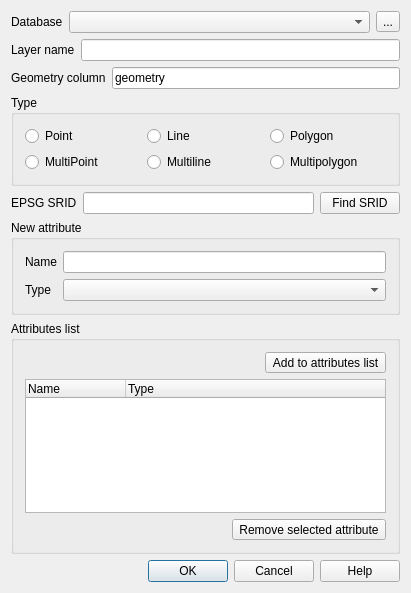
The window that qgis/src/ui/qgsnewspatialitelayerdialogbase.ui (sourcepole/qgis) describes before a commit, drawn with Qt 5.
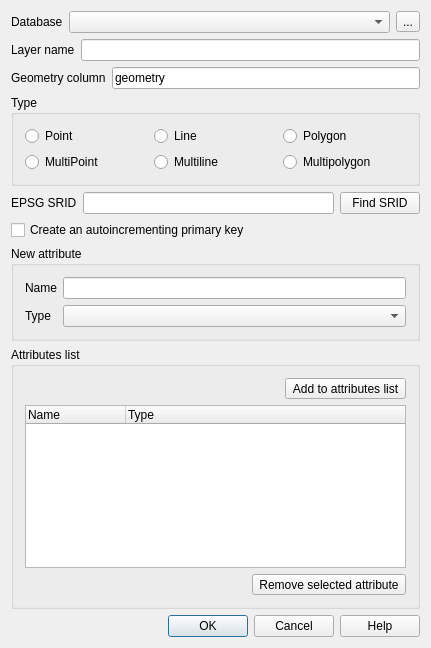
The same window after the commit. Icons and pictures are not drawn.

Commit message: Add the option to include a primary key when creating a new spatialite layer.

Diff of the .ui file:
```diff
--- a/qgis/src/ui/qgsnewspatialitelayerdialogbase.ui
+++ b/qgis/src/ui/qgsnewspatialitelayerdialogbase.ui
@@ -6,8 +6,8 @@
    <rect>
     <x>0</x>
     <y>0</y>
-    <width>411</width>
-    <height>593</height>
+    <width>431</width>
+    <height>648</height>
    </rect>
   </property>
   <property name="sizePolicy">
@@ -227,6 +227,16 @@
     </layout>
    </item>
    <item row="5" column="0">
+    <widget class="QCheckBox" name="checkBoxPrimaryKey">
+     <property name="toolTip">
+      <string>Add an integer id field as the primary key for the new layer</string>
+     </property>
+     <property name="text">
+      <string>Create an autoincrementing primary key</string>
+     </property>
+    </widget>
+   </item>
+   <item row="6" column="0">
     <widget class="QGroupBox" name="groupBox">
      <property name="title">
       <string>New attribute</string>
@@ -284,7 +294,7 @@
      </layout>
     </widget>
    </item>
-   <item row="6" column="0">
+   <item row="7" column="0">
     <widget class="QGroupBox" name="groupBox_2">
      <property name="title">
       <string>Attributes list</string>
@@ -397,7 +407,7 @@
      </layout>
     </widget>
    </item>
-   <item row="7" column="0">
+   <item row="8" column="0">
     <widget class="QDialogButtonBox" name="buttonBox">
      <property name="orientation">
       <enum>Qt::Horizontal</enum>
```
The commit also changes 4 other files.
